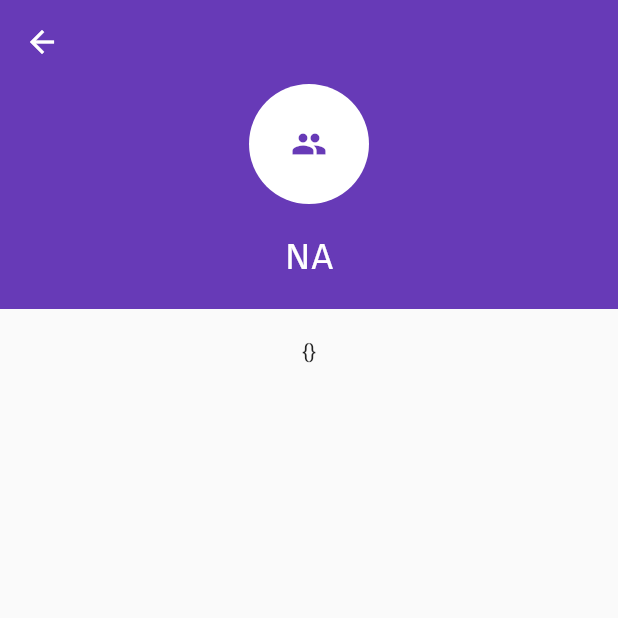
After one commit to FavasCherukunnu/flutter_fund_collection_app, a Flutter app: the ChatDetailsScreen screen opened by its route, on a phone screen of 412 x 824 dp, the top half of it. The commit adds this screen. Run offline on Flutter 3.47's test engine with Material 2 defaults, Android fonts, the phone set to English and light mode, and no system bars.

Commit message:
created chat details page and addGroup page

```diff
--- a/lib/main.dart
+++ b/lib/main.dart
@@ -3,7 +3,8 @@ import 'package:provider/provider.dart';
 import 'package:trans_pay/models/userDetails.dart';
 import 'package:trans_pay/screen/LoginScreen.dart';
 import 'package:trans_pay/screen/SignUpScreen.dart';
-import 'package:trans_pay/screen/chatScreen.dart';
+import 'package:trans_pay/screen/chatScreen/chatDetailsScreen.dart';
+import 'package:trans_pay/screen/chatScreen/chatScreen.dart';
 import 'package:trans_pay/screen/homeScreen.dart';
 import 'package:trans_pay/screen/settingsScreen.dart';
 import 'package:trans_pay/constants/common.dart';
@@ -23,13 +24,14 @@ class MyApp extends StatelessWidget {
         theme: ThemeData(
           primarySwatch: Colors.deepPurple,
         ),
-        initialRoute: '/homeScreen',
+        //initialRoute: '/homeScreen',
         routes: {
           '/':(context) => LoginPage(),
           '/signUp':(context)=>SignUpPage(),
           '/homeScreen':(context)=>HomeScreen(),
           '/settingsScreen':(context)=>SettingsScreen(),
           '/chatScreen':(context)=>ChatScreen(),
+          '/chatDetailsScreen':(context) => ChatDetailsScreen(),
         },
         debugShowCheckedModeBanner: false
       ),
--- a/lib/models/userDetails.dart
+++ b/lib/models/userDetails.dart
@@ -14,9 +14,12 @@ class UserClass extends ChangeNotifier{
     notifyListeners();
   }
 
-  void addmsg(String msg,int index){
-    groups[index].message.add(Messages(time: DateTime.now(),messages: msg));
+  void addmsg({required String msg,required int index,required String senterId}){
+
+    groups[index].message.add(Messages(time: DateTime.now(),amount: msg,senderId: senterId));
+    groups[index].addGroupDetails(amount: msg,userId:senterId );
     notifyListeners();
+
   }
 
 }
@@ -26,13 +29,27 @@ class UserClass extends ChangeNotifier{
 class Group{
   String name;
   List<Messages> message =[];
+  Map<String,int> groupDetails = {};
   Group({required this.name});
+
+  void addGroupDetails({required String userId,required String amount}){
+    int? totAmount = groupDetails[userId];
+    if(totAmount==null){
+      groupDetails[userId] = int.parse(amount);
+    }else{
+      groupDetails[userId] = int.parse(amount)+totAmount;
+    }
+
+    print(groupDetails);
+  }
+
 }
 
 class Messages {
-  String messages='';
+  String amount=''; //amount
   DateTime time = DateTime.now();
-  Messages({this.messages='',required this.time});
+  String senderId;
+  Messages({this.amount='',required this.time, required this.senderId});
 
   String get formattedTime => DateFormat('kk:mm:a').format(time);
 
--- /dev/null
+++ b/lib/screen/chatScreen/chatDetailsScreen.dart
@@ -0,0 +1,65 @@
+import 'package:flutter/material.dart';
+import 'package:flutter/src/widgets/container.dart';
+import 'package:flutter/src/widgets/framework.dart';
+import 'package:trans_pay/constants/common.dart';
+import 'package:trans_pay/models/userDetails.dart';
+
+class ChatDetailsScreen extends StatelessWidget {
+  const ChatDetailsScreen({super.key});
+
+  @override
+  Widget build(BuildContext context) {
+
+    final arguments = ModalRoute.of(context)!.settings.arguments ;
+    Map args ={};
+    Group group = Group(name: 'NA');
+
+    if(arguments == null){
+      args={};
+    }else{
+      args = arguments as Map ;
+
+      group = args['group'];
+    }
+
+
+    return Scaffold(
+      appBar: AppBar(
+        elevation: 0,
+      ),
+      body: Column(
+        children: [
+          Container(
+
+            color: primaryColor,
+            child: Column(
+              crossAxisAlignment: CrossAxisAlignment.stretch,
+              children: [
+                const CircleAvatar(
+                  backgroundColor: Colors.white,
+                  radius: 40,
+                  child: Icon(
+                    Icons.group,
+                    color: primaryColor,
+                  ),
+                ),
+                const SizedBox(height: 20,),
+                Center(child: transText(text: group.name,size:25,color: Colors.white)),
+                const SizedBox(height: 20,)
+
+              ],
+            ),
+          ),
+          Padding(
+            padding: EdgeInsets.all(20),
+            child:Text(
+              group.groupDetails.toString()
+            ),
+
+          )
+
+        ],
+      ),
+    );
+  }
+}
```
Also changed, not shown: lib/screen/chatScreen/chatScreen.dart (renamed from lib/screen/chatScreen.dart, +16 -3 lines), lib/screen/homeScreen.dart (+2 -7 lines).
